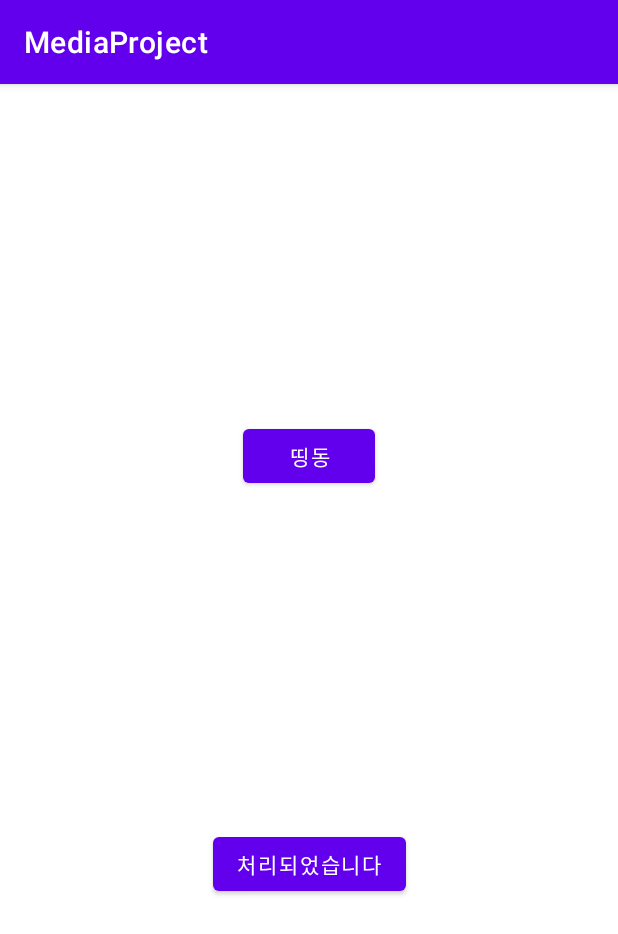
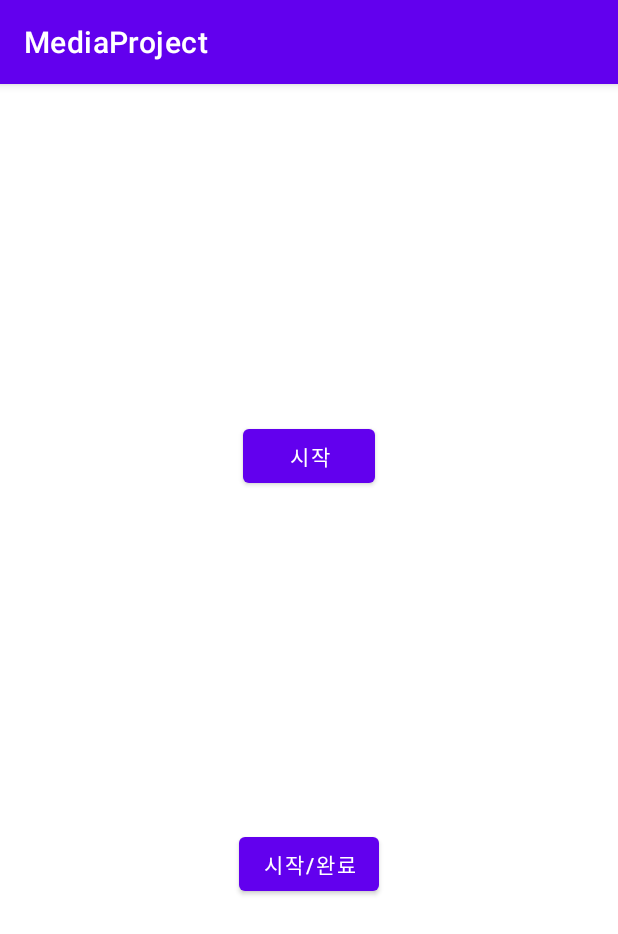
Before and after one commit to rlwhd0716/tistory_library, an Android app: the screen it shows after launch (MainActivity), on a phone screen of 412 x 824 dp. Shown: the top 934 px of the screen. Run offline under Robolectric (Android 15) with nearby library versions, the light colour scheme and no system bars.

Commit message:
change text

```diff
--- a/Android/MediaProject/app/src/main/res/layout/activity_main.xml
+++ b/Android/MediaProject/app/src/main/res/layout/activity_main.xml
@@ -10,7 +10,7 @@
         android:id="@+id/button1"
         android:layout_width="wrap_content"
         android:layout_height="wrap_content"
-        android:text="띵동"
+        android:text="시작"
         app:layout_constraintBottom_toTopOf="@+id/button2"
         app:layout_constraintEnd_toEndOf="parent"
         app:layout_constraintStart_toStartOf="parent"
@@ -20,7 +20,7 @@
         android:id="@+id/button2"
         android:layout_width="wrap_content"
         android:layout_height="wrap_content"
-        android:text="처리되었습니다"
+        android:text="시작/완료"
         app:layout_constraintTop_toBottomOf="@id/button1"
         app:layout_constraintBottom_toBottomOf="parent"
         app:layout_constraintEnd_toEndOf="parent"
```
